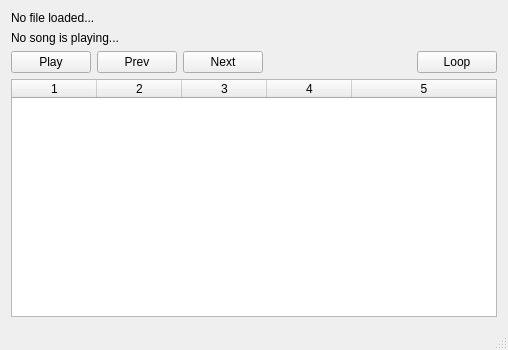
This is mainwindow.ui in BearKidsTeam/thplayer as Qt 5 draws it before an edit. The edited form follows.
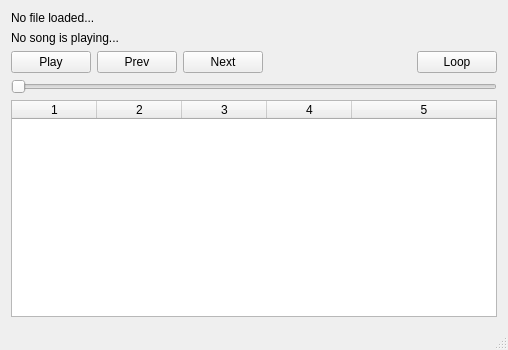
This is the edited form.

Commit message: Rewrote the playback routine using my shitty old method. space -> tab as I am stupid. Added seek slider (stub). Works for me [(R)&(TM)].

What changed in the file:
```diff
--- a/mainwindow.ui
+++ b/mainwindow.ui
@@ -73,7 +73,7 @@
       </property>
      </widget>
     </item>
-    <item row="3" column="0" colspan="5">
+    <item row="4" column="0" colspan="5">
      <widget class="QTableWidget" name="playlistTable">
       <property name="sizeAdjustPolicy">
        <enum>QAbstractScrollArea::AdjustToContents</enum>
@@ -106,6 +106,13 @@
       <column/>
      </widget>
     </item>
+    <item row="3" column="0" colspan="5">
+     <widget class="QSlider" name="horizontalSlider">
+      <property name="orientation">
+       <enum>Qt::Horizontal</enum>
+      </property>
+     </widget>
+    </item>
    </layout>
   </widget>
   <widget class="QMenuBar" name="menuBar">
```
The commit also changes 8 other files.
